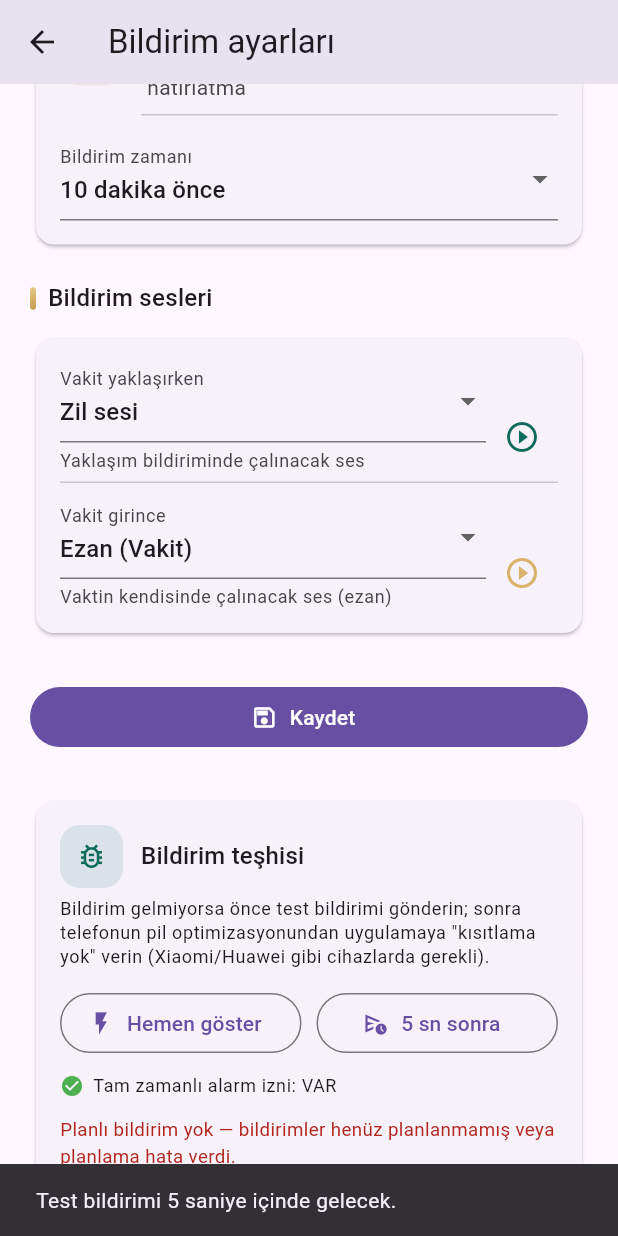
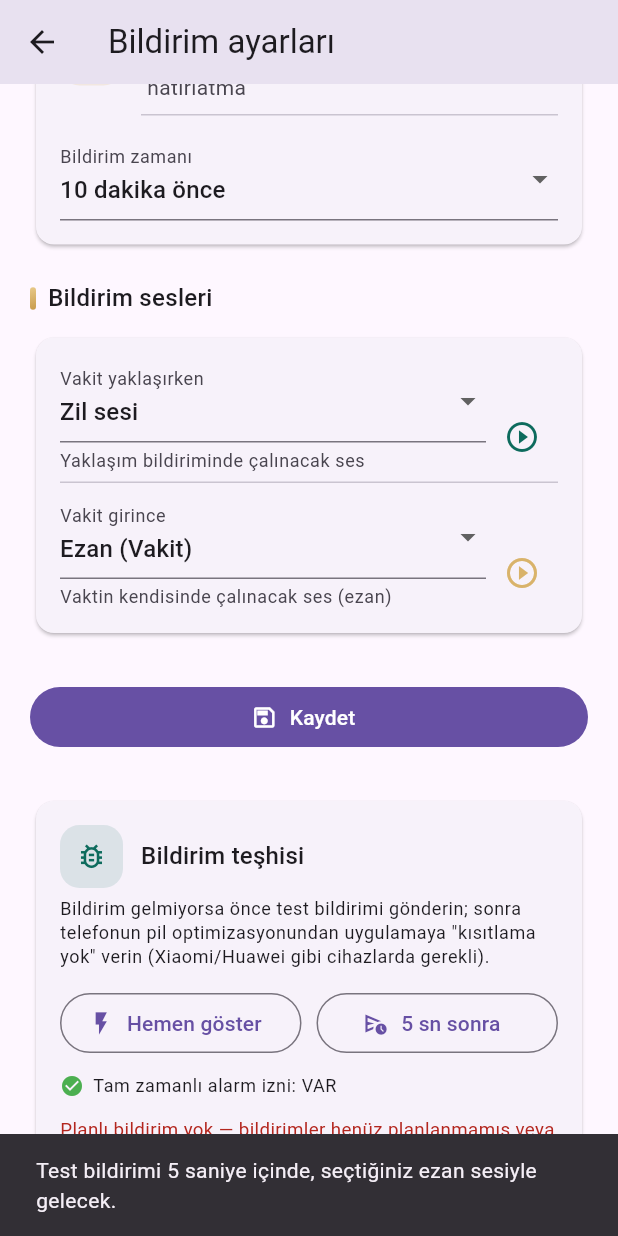
Before and after one commit to emredevlab/namaz-vaktim, a Flutter app: the NotificationSettingsScreen screen opened directly, scrolled down 333 dp, after a tap on "5 sn sonra", on a phone screen of 412 x 824 dp. Run offline on Flutter 3.47's test engine with Material 3 defaults, Android fonts, the light colour scheme and no system bars; our stand-ins replace flutter_local_notifications, flutter_riverpod, flutter_svg, flutter_timezone, geocoding, geolocator and 6 more; missing offline and left inert: kapadokya_mobile_core, workmanager; accounts and stored records are empty; statements that could not run were skipped.

Commit message:
Feature: 5 sn test bildirimi artık gerçek ses + kanalla uçtan uca doğrulanıyor
- scheduleTestNotification(sound:) — seçili vakit girişi sesiyle ve aynı kanalla planlanır
- ezan_vakit tek seferlik geçiş: eski ezan_mekke varsayılanı yeni sese taşınır
- Açıklama: yaklaşım bildirimi yalnızca yaklaşma penceresi geçilmeden uygulama açıldıysa planlanır (v2.1.1 gözlemi doğru davranıştı)

```diff
--- a/lib/core/notification_service.dart
+++ b/lib/core/notification_service.dart
@@ -73,21 +73,31 @@ final class NotificationPreferencesStore {
   static const _notifyAtTimeKey = 'notifications.notify_at_time';
   static const _approachSoundKey = 'notifications.approach_sound';
   static const _entrySoundKey = 'notifications.entry_sound';
+  static const _soundsMigratedKey = 'notifications.sounds_migrated_v2';
 
   final SharedPreferences? _preferences;
   final Map<String, Object?>? _memory;
 
   Object? _get(String key) => _preferences?.get(key) ?? _memory?[key];
 
-  NotificationPreferences read() => NotificationPreferences(
+  NotificationPreferences read() {
+    final migrated = _get(_soundsMigratedKey) as bool? ?? false;
+    var entrySound = _get(_entrySoundKey) as String?;
+    // Tek seferlik geçiş: eski varsayılan (ezan_mekke) kullanıcıları yeni
+    // varsayılan ezan_vakit'e taşınır; bilinçli diğer seçimler korunur.
+    if (!migrated && entrySound != null && entrySound == 'ezan_mekke') {
+      entrySound = 'ezan_vakit';
+    }
+    return NotificationPreferences(
       enabled: _get(_enabledKey) as bool? ?? true,
       minutesBefore: _get(_minutesBeforeKey) as int? ?? 10,
       dailyReminder: _get(_dailyReminderKey) as bool? ?? true,
       notifyAtTime: _get(_notifyAtTimeKey) as bool? ?? true,
       approachSound:
           _get(_approachSoundKey) as String? ?? 'notification_chime',
-        entrySound: _get(_entrySoundKey) as String? ?? 'ezan_vakit',
+      entrySound: entrySound ?? 'ezan_vakit',
     );
+  }
 
   Future<void> write(NotificationPreferences value) async {
     if (_preferences case final preferences?) {
@@ -137,8 +147,10 @@ abstract interface class LocalNotificationScheduler {
     required DateTime anchor,
   });
 
-  /// Teşhis için: ~5 saniya sonra tetiklenen test bildirimi.
-  Future<void> scheduleTestNotification();
+  /// Teşhis için: ~5 saniya sonra tetiklenen test bildirimi. [sound]
+  /// verilirse gerçek vakit bildirimiyle AYNI kanal ve ses kullanılır —
+  /// uçtan uca doğrulama sağlar.
+  Future<void> scheduleTestNotification({String? sound});
 
   /// Teşhis için: alarm/planlama olmadan HEMEN gösterilen bildirim.
   /// Bu görünürse gösterim katmanı sağlamdır; sorun alarm katmanındadır.
@@ -368,16 +380,19 @@ final class AndroidNotificationScheduler implements LocalNotificationScheduler {
   }
 
   @override
-  Future<void> scheduleTestNotification() async {
+  Future<void> scheduleTestNotification({String? sound}) async {
     await _ensureInitialized();
     try {
       await _zonedSchedule(
         id: 999,
         title: 'Test bildirimi (5 sn)',
-        body: 'Bildirim sistemi çalışıyor. Namaz vakitleri de böyle gelecek.',
+        body: sound == null
+            ? 'Bildirim sistemi çalışıyor. Namaz vakitleri de böyle gelecek.'
+            : 'Uçtan uca test: vakit girişi sesiyle gelecek.',
         time: DateTime.now().add(const Duration(seconds: 5)),
         payload: 'route:/prayer-times',
         daily: false,
+        sound: sound,
       );
       _lastError = null;
     } catch (error) {
@@ -603,7 +618,7 @@ final class NoopNotificationScheduler implements LocalNotificationScheduler {
     required DateTime anchor,
   }) async {}
   @override
-  Future<void> scheduleTestNotification() async {}
+  Future<void> scheduleTestNotification({String? sound}) async {}
   @override
   Future<void> showTestNotificationNow() async {}
   @override
--- a/lib/features/prayer/presentation/notification_settings_screen.dart
+++ b/lib/features/prayer/presentation/notification_settings_screen.dart
@@ -296,11 +296,15 @@ class _NotificationSettingsScreenState
                   child: OutlinedButton.icon(
                     onPressed: () async {
                       final messenger = ScaffoldMessenger.of(context);
-                      await scheduler.scheduleTestNotification();
+                      // Uçtan uca test: gerçek vakit bildirimiyle AYNI
+                      // kanal + seçili ses kullanılır.
+                      await scheduler.scheduleTestNotification(
+                          sound: _entrySound);
                       if (!mounted) return;
                       messenger.showSnackBar(const SnackBar(
-                          content:
-                              Text('Test bildirimi 5 saniye içinde gelecek.')));
+                          content: Text(
+                              'Test bildirimi 5 saniye içinde, seçtiğiniz '
+                              'ezan sesiyle gelecek.')));
                       setState(() {});
                     },
                     icon: const Icon(Icons.schedule_send_outlined, size: 18),
--- a/pubspec.yaml
+++ b/pubspec.yaml
@@ -1,7 +1,7 @@
 name: namaz_vaktim
 description: Namaz Vaktim baÃ„Å¸Ã„Â±msÃ„Â±z mobil uygulamasÃ„Â±.
 publish_to: none
-version: 2.2.0+28
+version: 2.2.1+29
 
 environment:
   sdk: ">=3.4.0 <4.0.0"
```
Also changed, not shown: 2 other files. Lines whose indentation alone changed are shown as unchanged.
